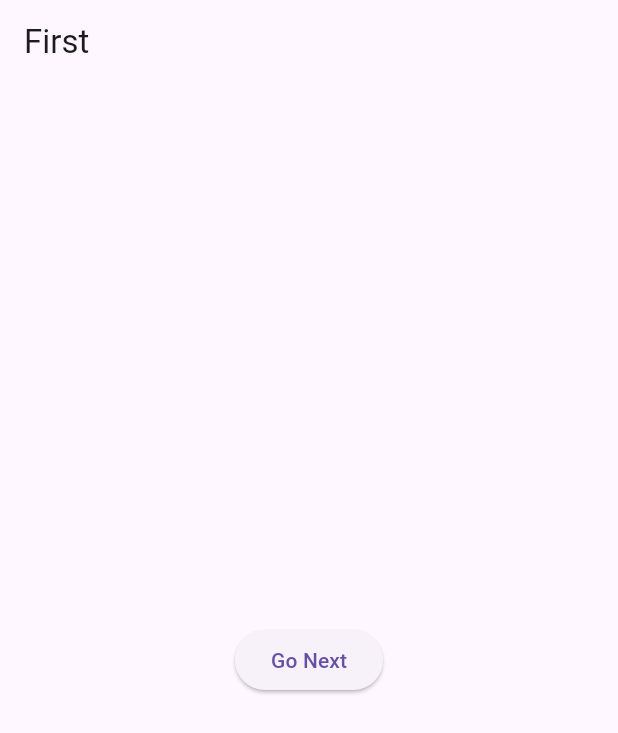
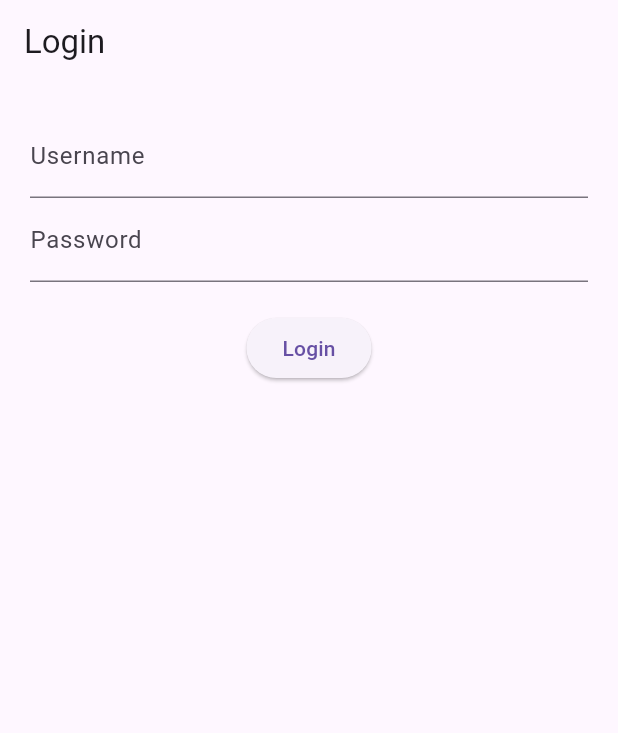
Before and after one commit to mim-tech-hesh/flutter_problemsolve_mim, a Flutter app: the screen it shows after launch, on a phone screen of 412 x 824 dp. Shown: the top 733 px of the screen. Run offline on Flutter 3.47's test engine with Material 3 defaults, Android fonts, the phone set to English and light mode, and no system bars.

Commit message:
Tracker problem-6

```diff
--- a/lib/main.dart
+++ b/lib/main.dart
@@ -1,36 +1,51 @@
 import 'package:flutter/material.dart';
 
-void main() => runApp(E());
+void main() => runApp(MaterialApp(home: L()));
 
-class E extends StatelessWidget {
+class L extends StatefulWidget {
   @override
-  Widget build(BuildContext c) {
-    return MaterialApp(home: F());
-  }
+  _LState createState() => _LState();
 }
 
-class F extends StatelessWidget {
+class _LState extends State<L> {
+  final _key = GlobalKey<FormState>();
+  String u = '', p = '';
+
   @override
   Widget build(BuildContext c) {
     return Scaffold(
-      appBar: AppBar(title: Text('First')), // optional, just for better UX
-      body: Center(
-        child: ElevatedButton(
-          child: Text('Go Next'),
-          onPressed:
-              () => Navigator.push(c, MaterialPageRoute(builder: (_) => G())),
+      appBar: AppBar(title: Text('Login')),
+      body: Padding(
+        padding: const EdgeInsets.all(20),
+        child: Form(
+          key: _key,
+          child: Column(
+            children: [
+              TextFormField(
+                decoration: InputDecoration(labelText: 'Username'),
+                onSaved: (v) => u = v ?? '',
+                validator: (v) => v!.isEmpty ? 'Enter username' : null,
+              ),
+              TextFormField(
+                decoration: InputDecoration(labelText: 'Password'),
+                obscureText: true,
+                onSaved: (v) => p = v ?? '',
+                validator: (v) => v!.isEmpty ? 'Enter password' : null,
+              ),
+              SizedBox(height: 20),
+              ElevatedButton(
+                child: Text('Login'),
+                onPressed: () {
+                  if (_key.currentState!.validate()) {
+                    _key.currentState!.save();
+                    // Login logic here
+                  }
+                },
+              ),
+            ],
+          ),
         ),
       ),
     );
   }
 }
-
-class G extends StatelessWidget {
-  @override
-  Widget build(BuildContext c) {
-    return Scaffold(
-      appBar: AppBar(title: Text('Second')),
-      body: Center(child: Text('Second Screen')),
-    );
-  }
-}
```
